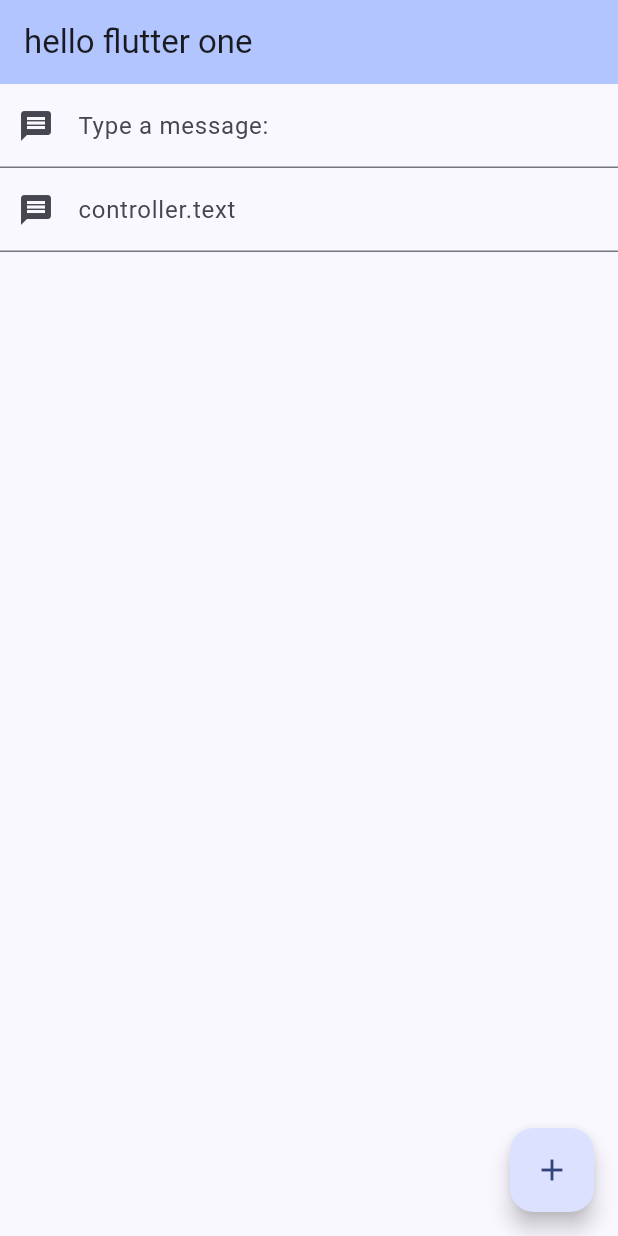
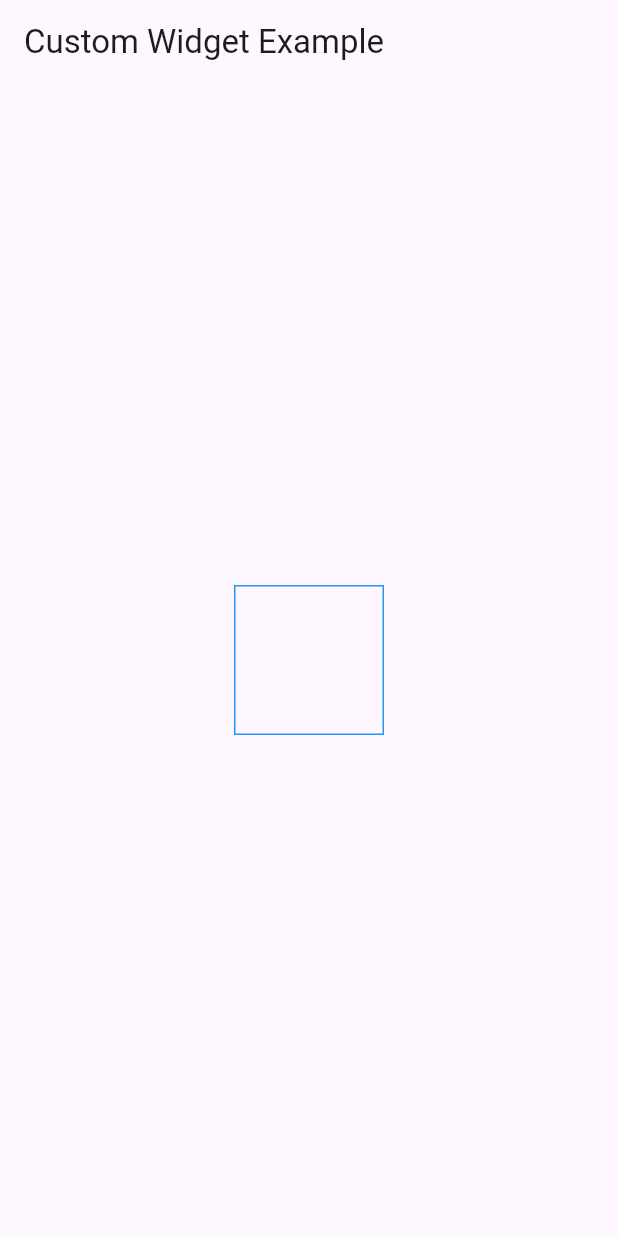
Before and after one commit to tokukiyu/proj_1, a Flutter app: the screen it shows after launch, on a phone screen of 412 x 824 dp. Run offline on Flutter 3.47's test engine with Material 3 defaults, Android fonts, the phone set to English and light mode, and no system bars.

Commit message:
widget one

```diff
--- a/lib/main.dart
+++ b/lib/main.dart
@@ -1,97 +1,33 @@
 import 'package:flutter/material.dart';
 
-void main() {
-  runApp(const MyApp());
-}
+class ColoredSquare extends StatelessWidget {
+  final Color borderColor;
 
-class MyApp extends StatelessWidget {
-  const MyApp({super.key});
+  ColoredSquare({required this.borderColor});
 
-  // This widget is the root of your application.
   @override
   Widget build(BuildContext context) {
-    return MaterialApp(
-      title: 'Hello world',
-      theme: ThemeData(
-        primarySwatch: Colors.blue,
-        colorScheme:
-            ColorScheme.fromSeed(seedColor: Color.fromARGB(255, 42, 101, 230)),
-        useMaterial3: true,
+    return Container(
+      width: 100.0,
+      height: 100.0,
+      decoration: BoxDecoration(
+        border: Border.all(color: borderColor),
       ),
-      home: const MyHomePage(title: 'Flutter Demo Home Page'),
     );
   }
 }
 
-class MyHomePage extends StatefulWidget {
-  const MyHomePage({super.key, required this.title});
-
-  final String title;
-
-  @override
-  State<MyHomePage> createState() => _MyHomePageState();
-}
-
-class _MyHomePageState extends State<MyHomePage> {
-  int _counter = 0;
-
-  void _incrementCounter() {
-    setState(() {
-      _counter++;
-    });
-  }
-
-  @override
-  Widget build(BuildContext context) {
-    return Scaffold(
-      appBar: AppBar(
-        backgroundColor: Theme.of(context).colorScheme.inversePrimary,
-        title: Text("hello flutter one"),
-      ),
-      body: InputW(),
-      floatingActionButton: FloatingActionButton(
-        onPressed: _incrementCounter,
-        tooltip: 'Increment',
-        child: const Icon(Icons.add),
-      ), // This trailing comma makes auto-formatting nicer for build methods.
-    );
-  }
-}
-
-class InputW extends StatefulWidget {
-  const InputW({super.key});
-
-  @override
-  State<InputW> createState() => _InputWState();
-}
-
-class _InputWState extends State<InputW> {
-  final controller = TextEditingController();
-
-  @override
-  void dispose() {
-    // Dispose of the controller when the State object is disposed
-    controller.dispose();
-    super.dispose();
-  }
-
-  @override
-  Widget build(BuildContext context) {
-    return Column(children: [
-      TextField(
-        controller: this.controller,
-        decoration: InputDecoration(
-          prefixIcon: Icon(Icons.message),
-          labelText: "Type a message:",
+void main() {
+  runApp(
+    MaterialApp(
+      home: Scaffold(
+        appBar: AppBar(
+          title: Text('Custom Widget Example'),
+        ),
+        body: Center(
+          child: ColoredSquare(borderColor: Colors.blue),
         ),
       ),
-      TextField(
-        controller: this.controller,
-        decoration: InputDecoration(
-          prefixIcon: Icon(Icons.message),
-          labelText: "controller.text",
-        ),
-      )
-    ]);
-  }
+    ),
+  );
 }
```
